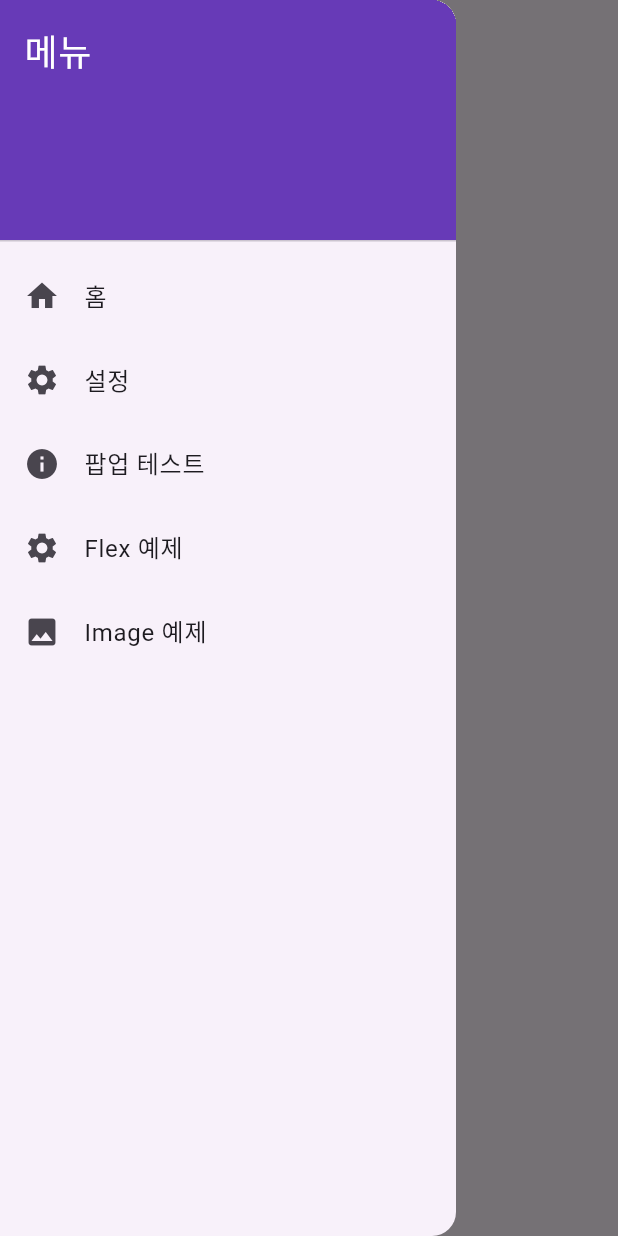
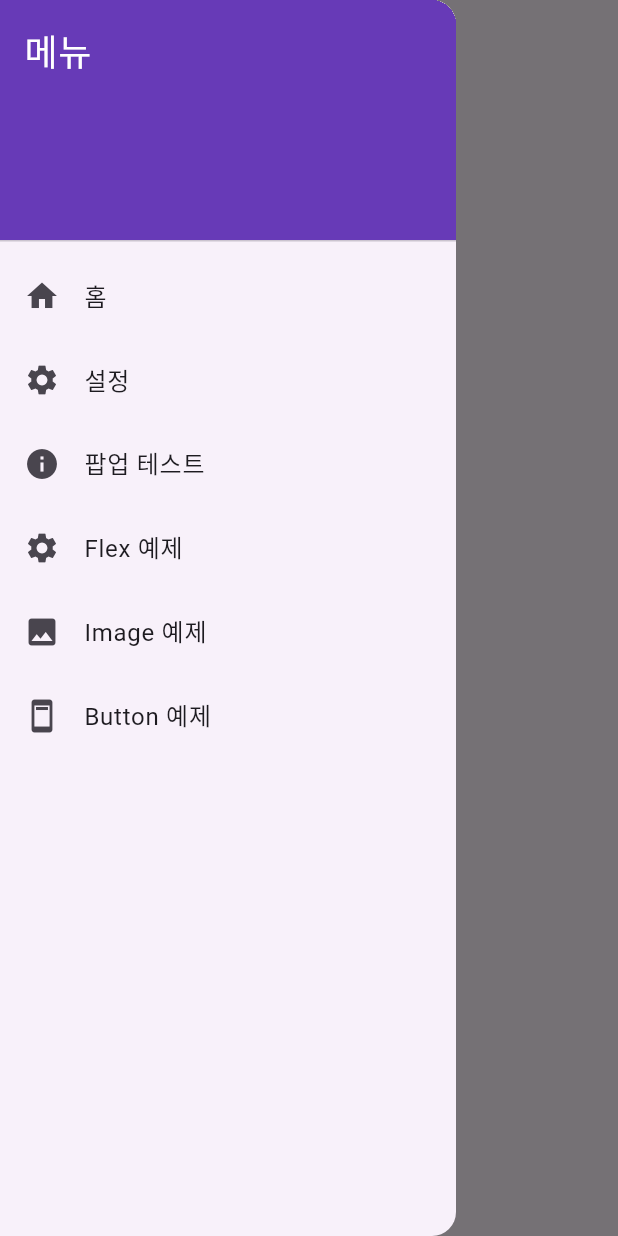
Before and after one commit to kny448600/chunjuflutter, a Flutter app: the Settingpage screen opened by its route, with the side drawer open, on a phone screen of 412 x 824 dp. Run offline on Flutter 3.47's test engine with Material 3 defaults, Android fonts, the phone set to English and light mode, and no system bars; network calls fail.

Commit message:
no message

```diff
--- a/lib/drawer.dart
+++ b/lib/drawer.dart
@@ -65,7 +65,16 @@ class MyDrawer extends StatelessWidget {
                     context, "/image"
                 );
               }
-          )
+          ),
+          ListTile(
+              leading: const Icon(Icons.ad_units),
+              title: const Text('Button 예제'),
+              onTap: () {
+                Navigator.pushNamed(
+                    context, "/button"
+                );
+              }
+          ),
         ],
       ),
     );
```
